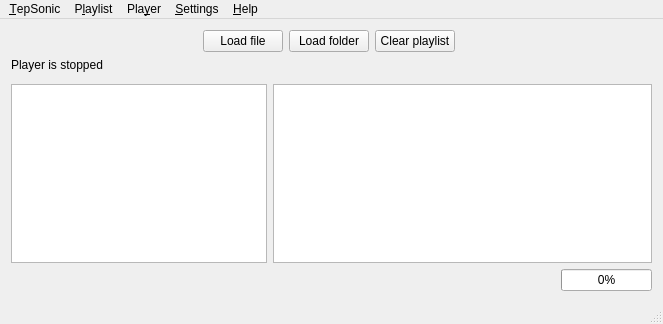
This is mainwindow.ui in danvratil/TepSonic as Qt 5 draws it before an edit. The edited form follows.
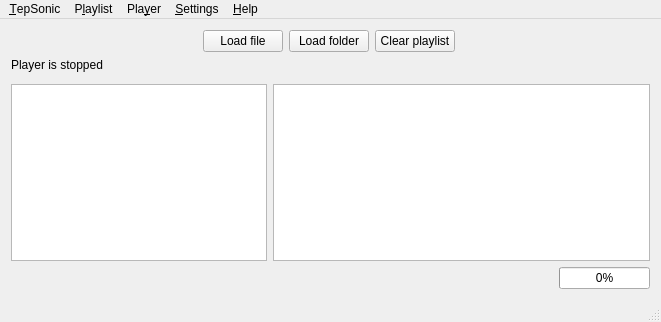
This is the edited form. Icons and pictures are not drawn. Custom widgets are drawn as their Qt base class.

Commit message: Remember width and visibility of columns in PlaylistBrowser

Patch:
```diff
--- a/mainwindow.ui
+++ b/mainwindow.ui
@@ -6,8 +6,8 @@
    <rect>
     <x>0</x>
     <y>0</y>
-    <width>663</width>
-    <height>324</height>
+    <width>661</width>
+    <height>322</height>
    </rect>
   </property>
   <property name="sizePolicy">
@@ -323,7 +323,7 @@
     <rect>
      <x>0</x>
      <y>0</y>
-     <width>663</width>
+     <width>661</width>
      <height>20</height>
     </rect>
    </property>
```
Left out of the diff: 91 changed lines with no effect on the pictures. The commit also changes 2 other files.
